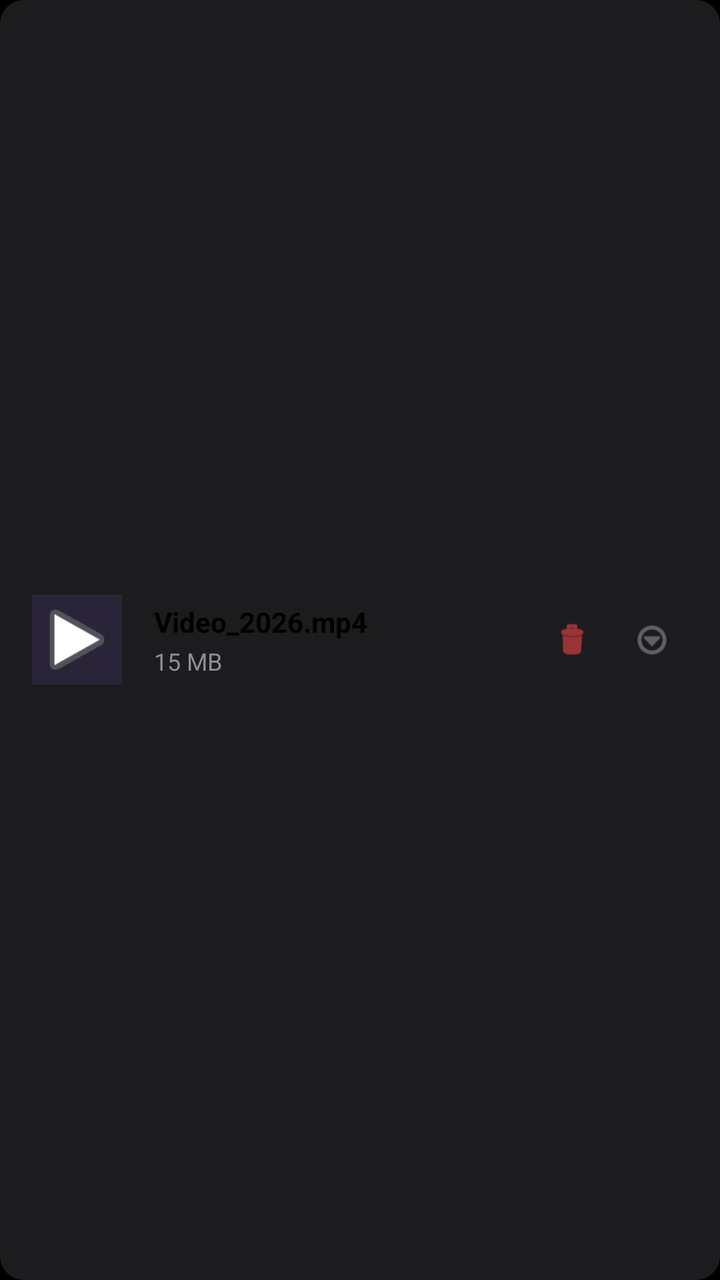
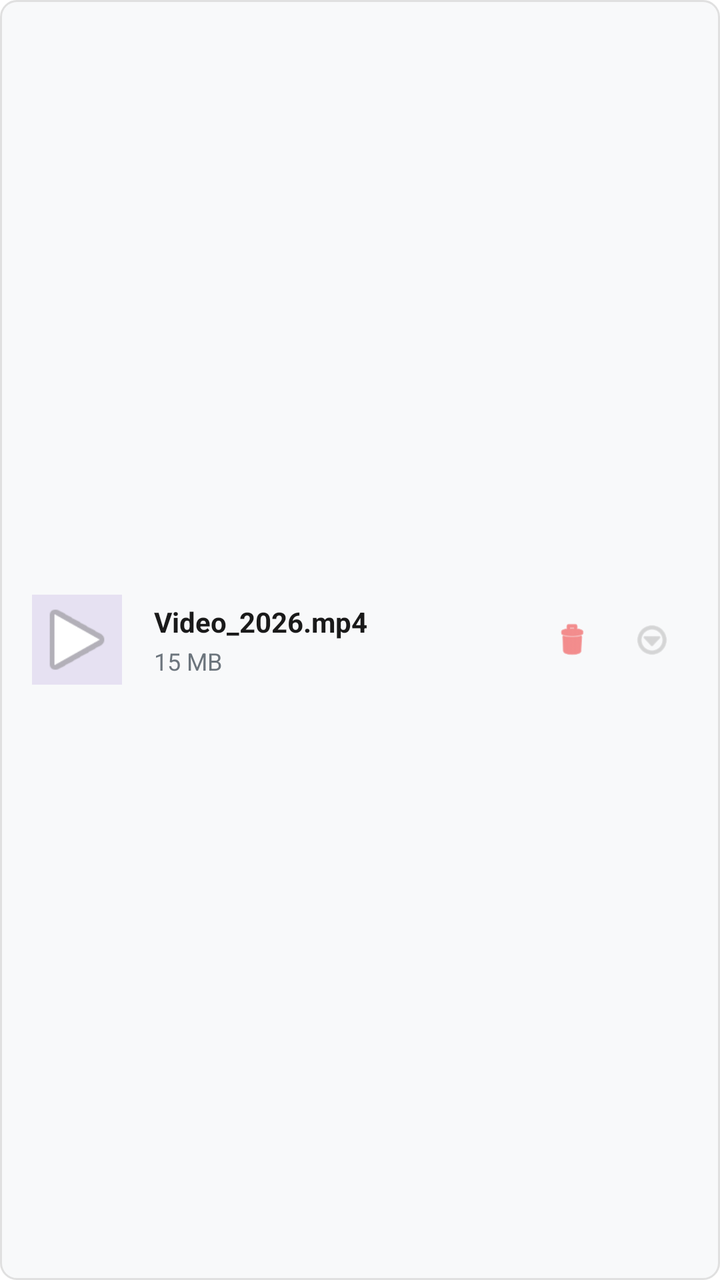

Before-and-after screenshots of an Android layout around one commit, followed by the original layout XML and the change that was made.
<!-- AndroidManifest.xml: application theme Theme.ScreenRecorder -->
<!-- res/layout/item_video.xml -->
<?xml version="1.0" encoding="utf-8"?>
<LinearLayout xmlns:android="http://schemas.android.com/apk/res/android"
    android:layout_width="match_parent"
    android:layout_height="wrap_content"
    xmlns:app="http://schemas.android.com/apk/res-auto"
    android:orientation="horizontal"
    android:padding="16dp"
    android:layout_marginBottom="8dp"
    android:layout_marginHorizontal="16dp"
    android:background="@drawable/bg_stat_card"
    android:elevation="0dp"
    android:gravity="center_vertical">

    <ImageView
        android:id="@+id/img_thumbnail"
        android:layout_width="45dp"
        android:layout_height="45dp"
        android:src="@android:drawable/ic_media_play"
        android:scaleType="centerCrop"
        android:background="#208B5CF6"
        android:layout_marginEnd="16dp" />

    <ImageView
        android:id="@+id/img_check"
        android:layout_width="24dp"
        android:layout_height="24dp"
        android:src="@android:drawable/checkbox_on_background"
        android:visibility="gone"
        app:tint="#8B5CF6"
        android:layout_marginEnd="16dp" />

    <LinearLayout
        android:layout_width="0dp"
        android:layout_height="wrap_content"
        android:layout_weight="1"
        android:orientation="vertical">

        <TextView
            android:id="@+id/txt_title"
            android:layout_width="wrap_content"
            android:layout_height="wrap_content"
            android:text="Video_2026.mp4"
            android:ellipsize="middle"
            android:singleLine="true"
            android:textColor="#000000"
            android:textSize="14sp"
            android:textStyle="bold" />

        <TextView
            android:id="@+id/txt_subtitle"
            android:layout_width="wrap_content"
            android:layout_height="wrap_content"
            android:text="15 MB"
            android:textColor="#8E8E93"
            android:textSize="12sp"
            android:layout_marginTop="2dp" />

    </LinearLayout>

    <ImageView
        android:id="@+id/btn_delete"
        android:layout_width="36dp"
        android:layout_height="36dp"
        android:src="@android:drawable/ic_menu_delete"
        android:background="?selectableItemBackgroundBorderless"
        android:padding="8dp"
        android:layout_marginEnd="4dp"
        app:tint="#EF4444" />

    <ImageView
        android:id="@+id/btn_more"
        android:layout_width="36dp"
        android:layout_height="36dp"
        android:src="@android:drawable/ic_menu_more"
        android:background="?selectableItemBackgroundBorderless"
        android:padding="8dp"
        app:tint="#8E8E93" />

</LinearLayout>
<!-- resources referenced by this layout -->
<resources>
  <!-- drawable bg_stat_card (drawable) -->
  <?xml version="1.0" encoding="utf-8"?>
  <shape xmlns:android="http://schemas.android.com/apk/res/android"
      android:shape="rectangle">
      <corners android:radius="12dp" />
      <solid android:color="#1C1C1E" />
      
  </shape>
  <style name="Theme.ScreenRecorder" parent="Theme.MaterialComponents.DayNight.NoActionBar">
          <item name="colorPrimary">@color/blue_ios</item>
          <item name="colorPrimaryDark">@color/black</item>
          <item name="colorAccent">@color/red_record</item>
          <item name="android:windowBackground">@color/black</item>
          <item name="android:navigationBarColor">@color/black</item>
          <item name="android:statusBarColor">@color/black</item>
          <item name="android:textColorPrimary">@color/white</item>
      </style>
  <color name="blue_ios">#0A84FF</color>
  <color name="black">#000000</color>
  <color name="red_record">#FF3B30</color>
  <color name="white">#FFFFFF</color>
</resources>

<!-- the commit's change to res/layout/item_video.xml (unified diff, before → after) -->
@@ -17,7 +17,7 @@
         android:layout_height="45dp"
         android:src="@android:drawable/ic_media_play"
         android:scaleType="centerCrop"
-        android:background="#208B5CF6"
+        android:background="#20673AB7"
         android:layout_marginEnd="16dp" />
 
     <ImageView
@@ -26,7 +26,7 @@
         android:layout_height="24dp"
         android:src="@android:drawable/checkbox_on_background"
         android:visibility="gone"
-        app:tint="#8B5CF6"
+        app:tint="@color/tab_active"
         android:layout_marginEnd="16dp" />
 
     <LinearLayout
@@ -42,7 +42,7 @@
             android:text="Video_2026.mp4"
             android:ellipsize="middle"
             android:singleLine="true"
-            android:textColor="#000000"
+            android:textColor="@color/text_high_emphasis"
             android:textSize="14sp"
             android:textStyle="bold" />
 
@@ -51,7 +51,7 @@
             android:layout_width="wrap_content"
             android:layout_height="wrap_content"
             android:text="15 MB"
-            android:textColor="#8E8E93"
+            android:textColor="@color/text_subtext"
             android:textSize="12sp"
             android:layout_marginTop="2dp" />
 
@@ -74,6 +74,6 @@
         android:src="@android:drawable/ic_menu_more"
         android:background="?selectableItemBackgroundBorderless"
         android:padding="8dp"
-        app:tint="#8E8E93" />
+        app:tint="@color/tab_inactive" />
 
 </LinearLayout>
<!-- resource entries referenced after the edit -->
@@ -1,25 +1,31 @@
 <!-- resources referenced by this layout -->
 <resources>
+  <color name="tab_active">#673AB7</color>
+  <color name="tab_inactive">#BDBDBD</color>
+  <color name="text_high_emphasis">#1A1A1A</color>
+  <color name="text_subtext">#6C757D</color>
   <!-- drawable bg_stat_card (drawable) -->
   <?xml version="1.0" encoding="utf-8"?>
   <shape xmlns:android="http://schemas.android.com/apk/res/android"
       android:shape="rectangle">
-      <corners android:radius="12dp" />
-      <solid android:color="#1C1C1E" />
+      <corners android:radius="8dp" />
+      <solid android:color="#F8F9FA" />
       
+      <stroke android:width='1dp' android:color='#E0E0E0' />
   </shape>
-  <style name="Theme.ScreenRecorder" parent="Theme.MaterialComponents.DayNight.NoActionBar">
-          <item name="colorPrimary">@color/blue_ios</item>
-          <item name="colorPrimaryDark">@color/black</item>
+  <style name="Theme.ScreenRecorder" parent="Theme.MaterialComponents.Light.NoActionBar">
+          <item name="colorPrimary">@color/tab_active</item>
+          <item name="colorPrimaryDark">@color/white</item>
           <item name="colorAccent">@color/red_record</item>
-          <item name="android:windowBackground">@color/black</item>
-          <item name="android:navigationBarColor">@color/black</item>
-          <item name="android:statusBarColor">@color/black</item>
-          <item name="android:textColorPrimary">@color/white</item>
+          <item name="android:windowBackground">@color/bg_primary</item>
+          <item name="android:navigationBarColor">@color/white</item>
+          <item name="android:statusBarColor">@color/white</item>
+          <item name="android:windowLightStatusBar">true</item>
+          <item name="android:windowLightNavigationBar">true</item>
+          <item name="android:textColorPrimary">@color/text_high_emphasis</item>
       </style>
-  <color name="blue_ios">#0A84FF</color>
-  <color name="black">#000000</color>
   <color name="red_record">#FF3B30</color>
+  <color name="bg_primary">#FFFFFF</color>
   <color name="white">#FFFFFF</color>
 </resources>
 
